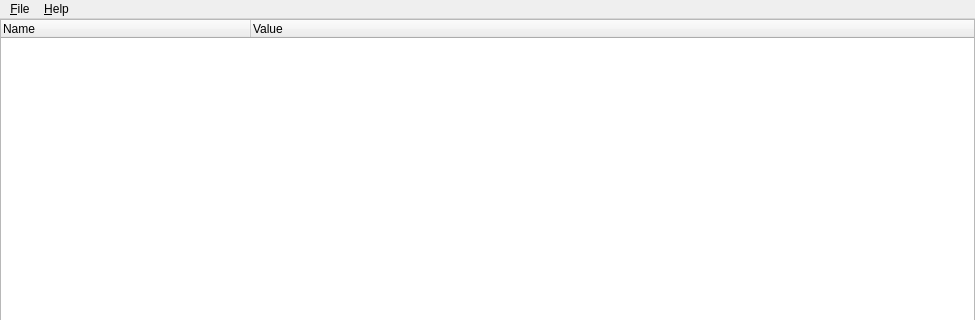
Above: src/mainwindow.ui from dbzhang800/QtTiffTagViewer before the change; both pictures show x 0 to 975 and y 0 to 320 of the 975 by 641 pixel window. Below: the same form after it.
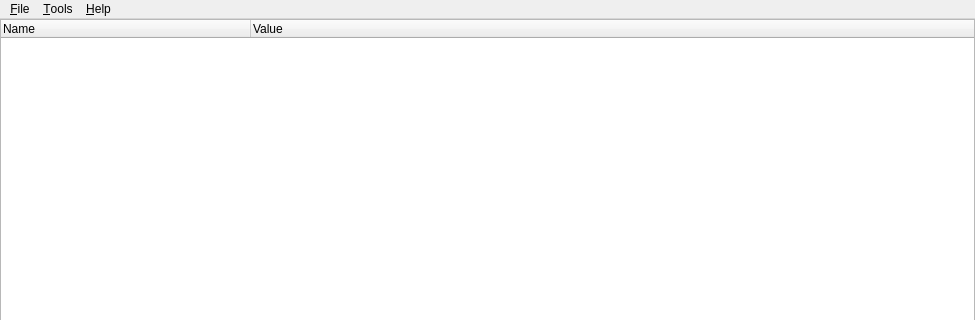
That is the form after the change.

Commit message: Introduce ParserOptions class and options dialog

Patch:
```diff
--- a/src/mainwindow.ui
+++ b/src/mainwindow.ui
@@ -73,7 +73,14 @@
     <addaction name="actionAbout"/>
     <addaction name="actionAboutQt"/>
    </widget>
+   <widget class="QMenu" name="menuTools">
+    <property name="title">
+     <string>&amp;Tools</string>
+    </property>
+    <addaction name="actionOptions"/>
+   </widget>
    <addaction name="menu_File"/>
+   <addaction name="menuTools"/>
    <addaction name="menu_Help"/>
   </widget>
   <widget class="QStatusBar" name="statusBar"/>
```
Left out of the diff: 5 changed lines with no effect on the pictures. The commit also changes 8 other files.
